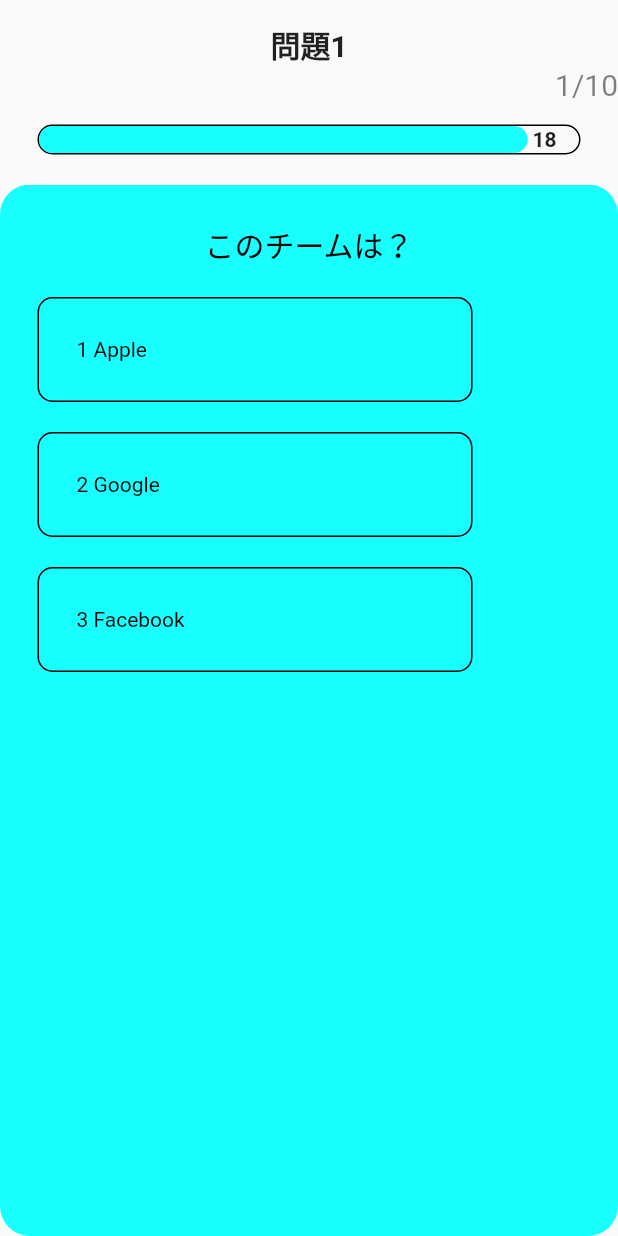
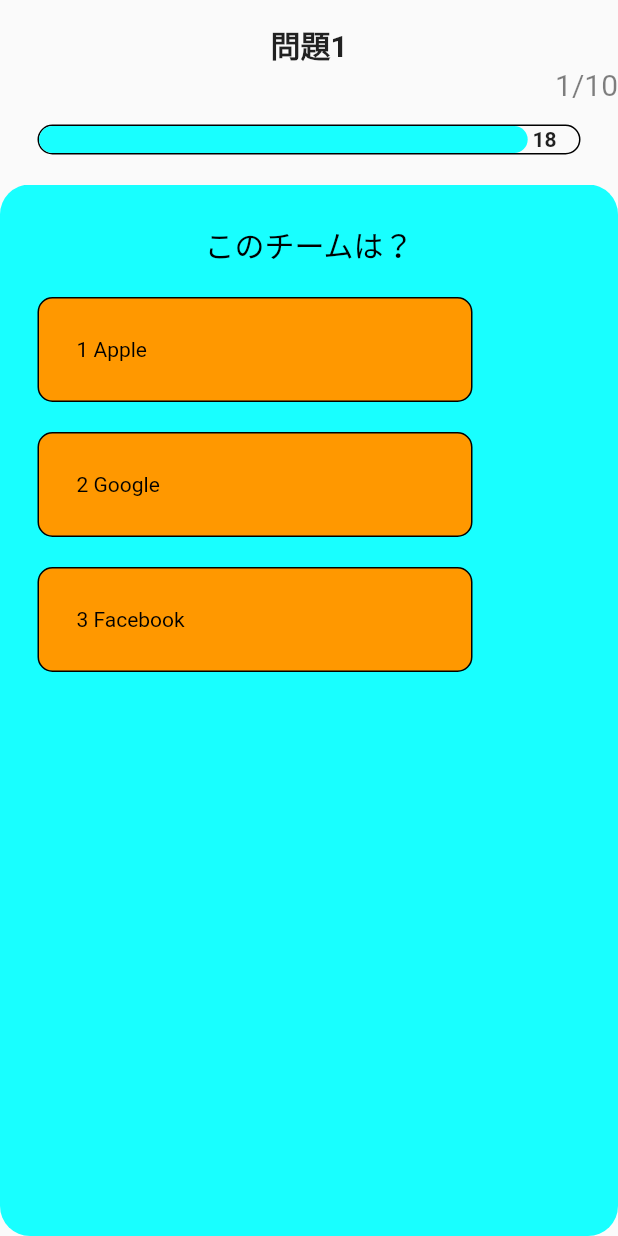
Before and after one commit to tomohiro1024/flutter_football, a Flutter app: the Body screen opened directly, on a phone screen of 412 x 824 dp. Run offline on Flutter 3.47's test engine with Material 2 defaults, Android fonts, the phone set to English and light mode, and no system bars; our stand-ins replace get.

Commit message:
change color

```diff
--- a/lib/screens/quiz/components/option.dart
+++ b/lib/screens/quiz/components/option.dart
@@ -52,6 +52,7 @@ class Option extends StatelessWidget {
                   decoration: BoxDecoration(
                     border: Border.all(color: getColor()),
                     borderRadius: BorderRadius.circular(10),
+                    color: Colors.orange
                   ),
                   child: Row(
                     mainAxisAlignment: MainAxisAlignment.spaceBetween,
```
